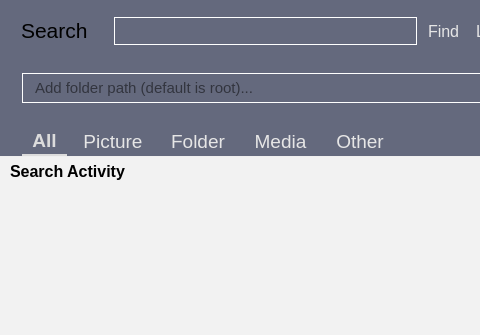
Above: app/search/search.ui from rahmanshaber/corebox before the change; both pictures show x 0 to 480 and y 0 to 335 of the 689 by 493 pixel window. Below: the same form after it.
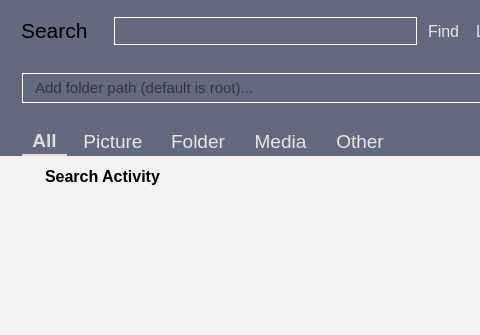
That is the form after the change. Icons and pictures are not drawn.

The edit to the form file:
```diff
--- a/app/search/search.ui
+++ b/app/search/search.ui
@@ -892,10 +892,10 @@
         <number>15</number>
        </property>
        <property name="leftMargin">
-        <number>10</number>
+        <number>45</number>
        </property>
        <property name="topMargin">
-        <number>5</number>
+        <number>10</number>
        </property>
        <property name="rightMargin">
         <number>10</number>
```
Left out of the diff: 24 changed lines with no effect on the pictures.
